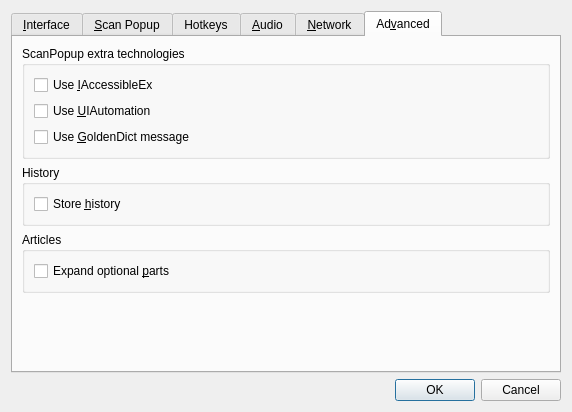
Above: preferences.ui from goldendict/goldendict before the change. Below: the same form after it.
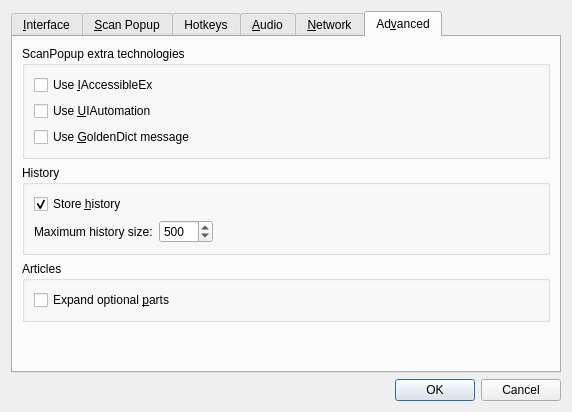
That is the form after the change. The open tabs and pages were chosen to show the change. Icons and pictures are not drawn. Custom widgets are drawn as their Qt base class.

Commit message: History Pane rewrite.

Patch:
```diff
--- a/preferences.ui
+++ b/preferences.ui
@@ -1132,8 +1132,54 @@
             <property name="text">
              <string>Store &amp;history</string>
             </property>
+            <property name="checked">
+             <bool>true</bool>
+            </property>
            </widget>
           </item>
+          <item>
+           <layout class="QHBoxLayout" name="horizontalLayout_9">
+            <property name="topMargin">
+             <number>0</number>
+            </property>
+            <item>
+             <widget class="QLabel" name="historySizeLabel">
+              <property name="toolTip">
+               <string>Specify the maximum number of entries to keep in history.</string>
+              </property>
+              <property name="text">
+               <string>Maximum history size:</string>
+              </property>
+             </widget>
+            </item>
+            <item>
+             <widget class="QSpinBox" name="historyMaxSizeField">
+              <property name="accelerated">
+               <bool>true</bool>
+              </property>
+              <property name="maximum">
+               <number>9999</number>
+              </property>
+              <property name="value">
+               <number>500</number>
+              </property>
+             </widget>
+            </item>
+            <item>
+             <spacer name="horizontalSpacer_8">
+              <property name="orientation">
+               <enum>Qt::Horizontal</enum>
+              </property>
+              <property name="sizeHint" stdset="0">
+               <size>
+                <width>40</width>
+                <height>20</height>
+               </size>
+              </property>
+             </spacer>
+            </item>
+           </layout>
+          </item>
          </layout>
         </widget>
        </item>
```
Left out of the diff: 2 changed lines with no effect on the pictures. The commit also changes 15 other files.
